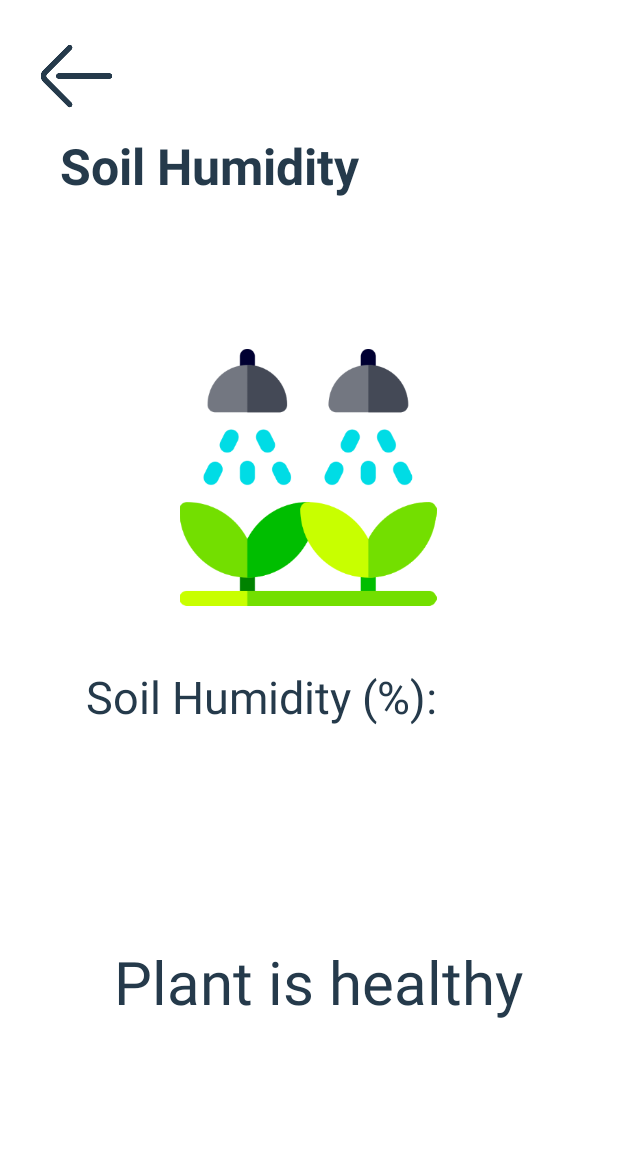
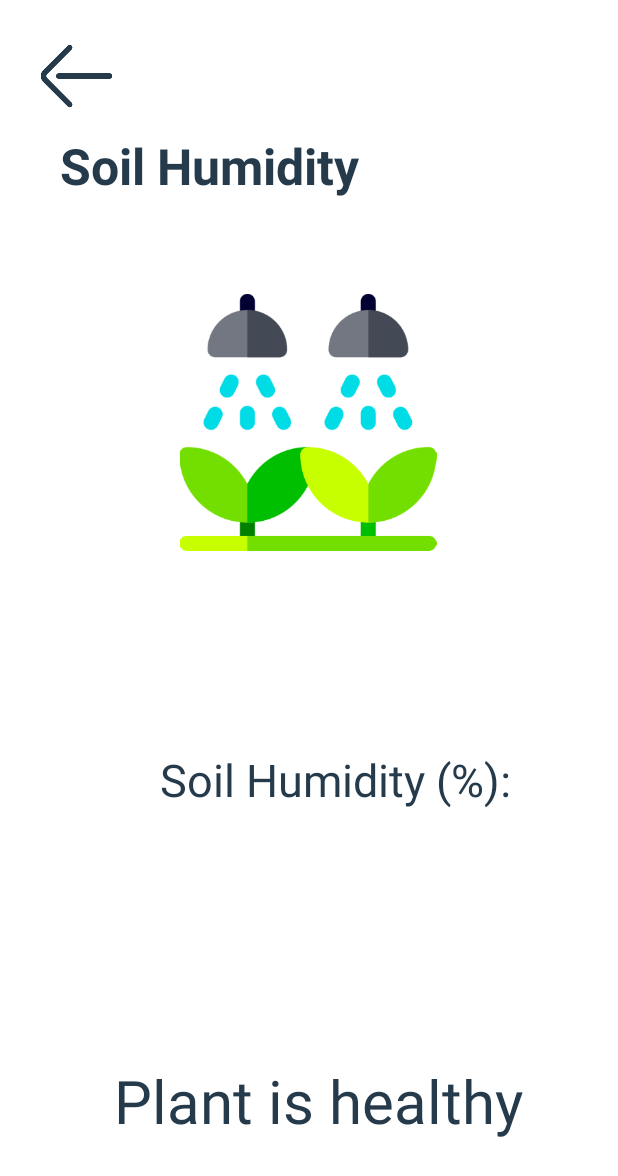
Before and after one commit to Jacky0111/BAIT-2123-Internet-of-Things-Assignment, an Android app: the layout activity_soil_humidity.xml on its own in the app's theme, with its tools: preview values and no code run, on a phone screen of 412 x 824 dp. Shown: the top 1176 px of the screen. Run offline under Robolectric (Android 15) with nearby library versions, the phone set to English and light mode, and no system bars.

Commit message:
soil humidity

```diff
--- a/IoTAssignment/app/src/main/java/com/example/myapplication/SoilHumidity.kt
+++ b/IoTAssignment/app/src/main/java/com/example/myapplication/SoilHumidity.kt
@@ -61,12 +61,12 @@ class SoilHumidity : AppCompatActivity(),SensorEventListener {
 
         private fun relativeHumidity(humidSensor :Float): String {
             return when (humidSensor.toInt()) {
-                in 0..50 -> {
+                in 0..49 -> {
                     displaySlotMsg1()
                     msg2.setTextColor(Color.parseColor("#0000FF"))
                     "Watering Plants"
                 }
-                in 51..80 -> {
+                in 50..79 -> {
                     displaySlotMsg2()
                     msg2.setTextColor(Color.parseColor("#253A4B"))
                     "Plant is healthy"
@@ -91,7 +91,7 @@ class SoilHumidity : AppCompatActivity(),SensorEventListener {
         status.setImageResource(R.drawable.sprout)
 //        data1.child("lcdtxt").setValue("Plant is healthy")
 //        data1.child("camera").setValue("1")
-//        data1.child("buzzer").setValue("1")
+//        data1.child("buzzer").setValue("0")
 
     }
 
--- a/IoTAssignment/app/src/main/res/layout/activity_soil_humidity.xml
+++ b/IoTAssignment/app/src/main/res/layout/activity_soil_humidity.xml
@@ -37,13 +37,14 @@
         android:layout_height="171dp"
         android:layout_below="@+id/stockIn"
         android:layout_centerInParent="true"
-        android:layout_marginTop="100dp"
+        android:layout_marginBottom="69dp"
+        android:contentDescription="@string/todo"
+        app:layout_constraintBottom_toTopOf="@+id/humidity_level"
         app:layout_constraintEnd_toEndOf="parent"
         app:layout_constraintHorizontal_bias="0.498"
         app:layout_constraintStart_toStartOf="parent"
         app:layout_constraintTop_toBottomOf="@+id/stockIn"
-        tools:srcCompat="@drawable/watering_plants"
-        android:contentDescription="@string/todo" />
+        tools:srcCompat="@drawable/watering_plants" />
 
     <TextView
         android:id="@+id/humidity_level"
@@ -51,12 +52,12 @@
         android:layout_height="wrap_content"
         android:layout_below="@+id/stockIn"
         android:layout_centerInParent="true"
-        android:layout_marginTop="40dp"
-        android:layout_marginEnd="64dp"
         android:text="@string/soil_humid"
         android:textColor="#253A4B"
         android:textSize="30sp"
+        app:layout_constraintBottom_toTopOf="@+id/humid_percent"
         app:layout_constraintEnd_toEndOf="parent"
+        app:layout_constraintHorizontal_bias="0.6"
         app:layout_constraintStart_toStartOf="parent"
         app:layout_constraintTop_toBottomOf="@+id/soil_status" />
 
@@ -66,16 +67,15 @@
         android:layout_height="wrap_content"
         android:layout_below="@+id/stockIn"
         android:layout_centerInParent="true"
-        android:layout_marginTop="443dp"
         android:layout_marginEnd="24dp"
         android:text=""
         android:textColor="#253A4B"
         android:textSize="30sp"
+        app:layout_constraintBottom_toTopOf="@id/tv_msg2"
         app:layout_constraintEnd_toEndOf="parent"
-        app:layout_constraintHorizontal_bias="0.949"
+        app:layout_constraintHorizontal_bias="0.529"
         app:layout_constraintStart_toStartOf="parent"
-        app:layout_constraintTop_toBottomOf="@+id/soil_status"
-        app:layout_constraintTop_toTopOf="parent" />
+        app:layout_constraintTop_toBottomOf="@id/humidity_level" />
 
     <TextView
         android:id="@+id/tv_msg2"
```
